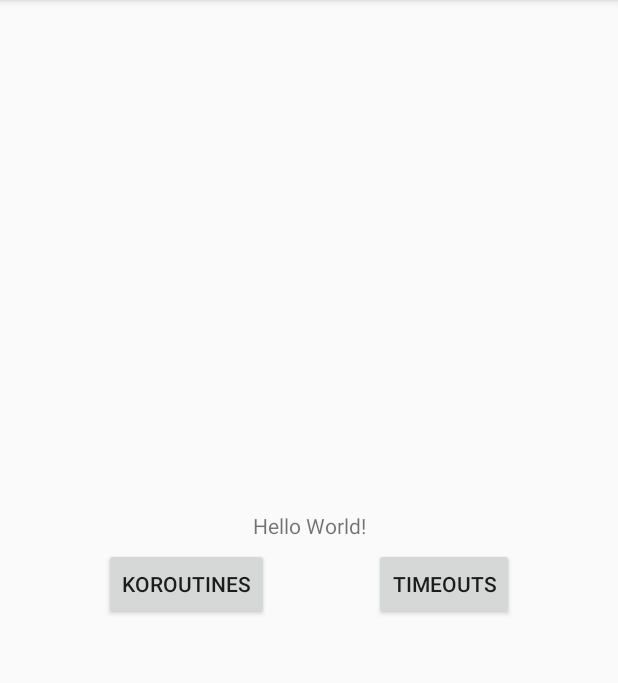
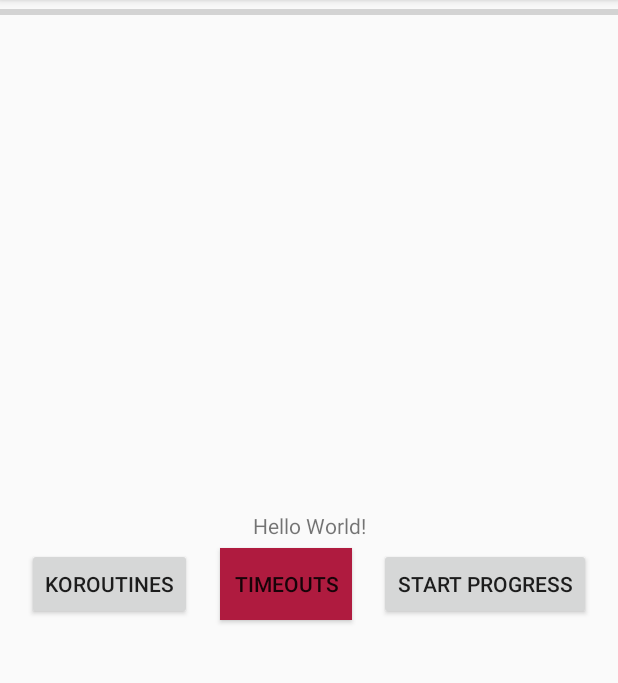
Before and after one commit to shafayatb/KotlinCoroutines, an Android app: the screen it shows after launch (MainActivity), on a phone screen of 412 x 824 dp, the part 84-767 px from its top. Run offline under Robolectric (Android 15) with nearby library versions, the phone set to English and light mode, and no system bars.

```diff
--- a/app/src/main/java/com/baldystudios/kotlincoroutines/MainActivity.kt
+++ b/app/src/main/java/com/baldystudios/kotlincoroutines/MainActivity.kt
@@ -1,5 +1,7 @@
 package com.baldystudios.kotlincoroutines
 
+import android.graphics.Color
+import android.graphics.drawable.ColorDrawable
 import android.os.Bundle
 import androidx.appcompat.app.AppCompatActivity
 import kotlinx.android.synthetic.main.activity_main.*
@@ -33,6 +35,8 @@ class MainActivity : AppCompatActivity() {
             }
 
         }
+
+        jobWithTimeoutButton.setBackgroundColor(-5301441)
 
     }
 
--- a/app/src/main/res/layout/activity_main.xml
+++ b/app/src/main/res/layout/activity_main.xml
@@ -5,6 +5,13 @@
     android:layout_width="match_parent"
     android:layout_height="match_parent"
     tools:context=".MainActivity">
+
+    <ProgressBar
+        android:layout_width="match_parent"
+        android:layout_height="wrap_content"
+        app:layout_constraintTop_toTopOf="parent"
+        android:id="@+id/jobProgress"
+        style="@style/Widget.AppCompat.ProgressBar.Horizontal"/>
 
     <TextView
         android:id="@+id/text"
@@ -35,8 +42,19 @@
         android:layout_marginTop="10dp"
         android:text="TimeOuts"
         app:layout_constraintBottom_toBottomOf="parent"
-        app:layout_constraintEnd_toEndOf="parent"
+        app:layout_constraintEnd_toStartOf="@id/startJobButton"
         app:layout_constraintStart_toEndOf="@id/normalJobButton"
         app:layout_constraintTop_toTopOf="parent" />
 
+    <androidx.appcompat.widget.AppCompatButton
+        android:id="@+id/startJobButton"
+        android:layout_width="wrap_content"
+        android:layout_height="wrap_content"
+        android:layout_marginTop="10dp"
+        android:text="Start Progress"
+        app:layout_constraintBottom_toBottomOf="parent"
+        app:layout_constraintEnd_toEndOf="parent"
+        app:layout_constraintStart_toEndOf="@id/jobWithTimeoutButton"
+        app:layout_constraintTop_toTopOf="parent" />
+
 </androidx.constraintlayout.widget.ConstraintLayout>
```
